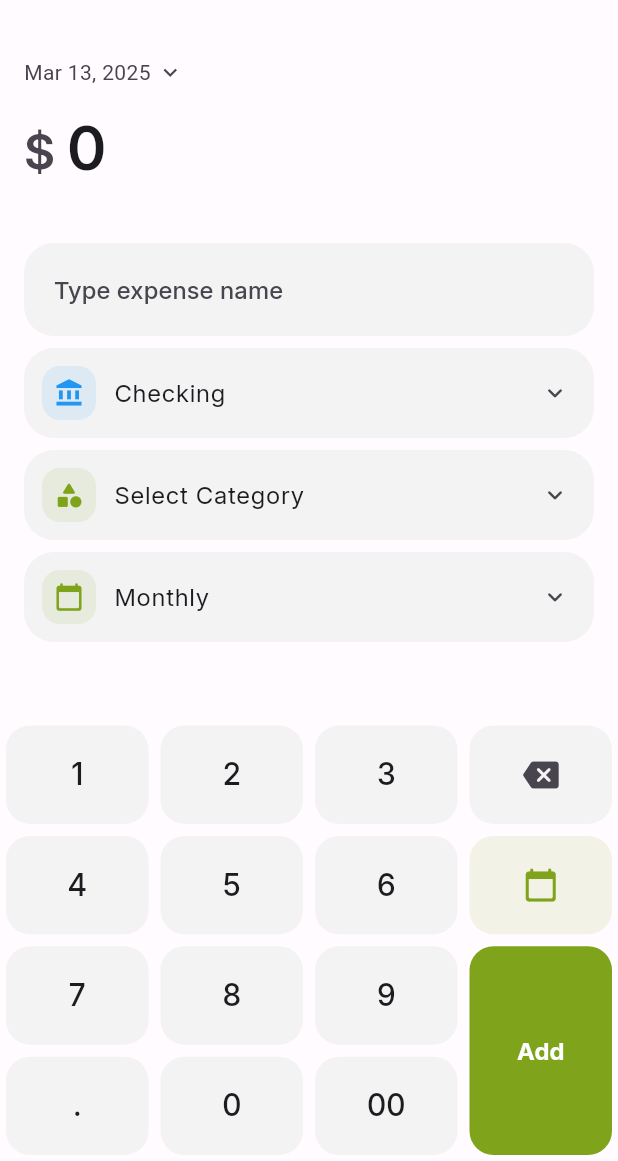
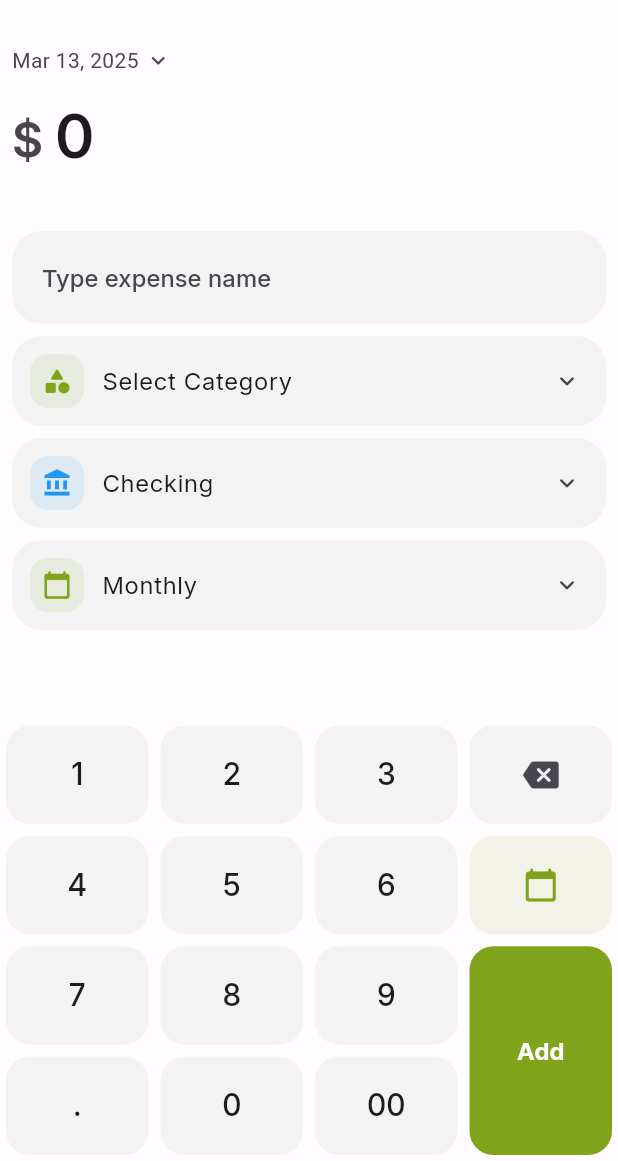
Before and after one commit to 0x6762/kiwi-spending-tracker, a Flutter app: the AddExpenseDialog screen opened directly with empty values, on a phone screen of 412 x 824 dp, the part 75-1236 px from its top. Run offline on Flutter 3.47's test engine with Material 3 defaults, Android fonts, the phone set to English and light mode, and no system bars; our stand-ins replace drift, fl_chart, flutter_svg, package_info_plus, permission_handler, shared_preferences and 1 more; accounts and stored records are empty; generated files the repository leaves out were written again.

Commit message:
Add expense layout

```diff
--- a/lib/widgets/dialogs/add_expense_dialog.dart
+++ b/lib/widgets/dialogs/add_expense_dialog.dart
@@ -396,7 +396,7 @@ class _AddExpenseDialogState extends State<AddExpenseDialog> {
               ),
             ),
           ),
-          title: const Text('One time'),
+          title: const Text('Variable'),
           selected: !_isFixedExpense,
           onTap: () {
             setState(() => _isFixedExpense = false);
@@ -455,9 +455,9 @@ class _AddExpenseDialogState extends State<AddExpenseDialog> {
                   child: SingleChildScrollView(
                     controller: _scrollController,
                     padding: EdgeInsets.only(
-                      left: 16.0,
-                      right: 16.0,
-                      top: 16.0,
+                      left: 8.0,
+                      right: 8.0,
+                      top: 8.0,
                       bottom: MediaQuery.of(context).viewInsets.bottom > 0 ? 200 : 16.0,
                     ),
                     child: Column(
--- a/lib/widgets/forms/expense_form_fields.dart
+++ b/lib/widgets/forms/expense_form_fields.dart
@@ -125,17 +125,17 @@ class ExpenseFormFields extends StatelessWidget {
 
         // Account and Category selectors
         const SizedBox(height: 8),
+        PickerButton(
+          label: selectedCategory?.name ?? 'Select Category',
+          icon: selectedCategory?.icon ?? AppIcons.category,
+          onTap: onCategoryTap,
+        ),
+        const SizedBox(height: 8),
         if (selectedAccount != null) PickerButton(
           label: selectedAccount!.name,
           icon: selectedAccount!.icon,
           iconColor: selectedAccount!.color,
           onTap: onAccountTap,
-        ),
-        const SizedBox(height: 8),
-        PickerButton(
-          label: selectedCategory?.name ?? 'Select Category',
-          icon: selectedCategory?.icon ?? AppIcons.category,
-          onTap: onCategoryTap,
         ),
 
         // Expense Type selector (if not subscription)
@@ -168,7 +168,7 @@ class ExpenseFormFields extends StatelessWidget {
                 const SizedBox(width: 12),
                 Expanded(
                   child: Text(
-                    isFixedExpense ? 'Fixed' : 'One time',
+                    isFixedExpense ? 'Fixed' : 'Variable',
                     style: theme.textTheme.bodyLarge?.copyWith(
                       color: theme.colorScheme.onSurface,
                     ),
```
